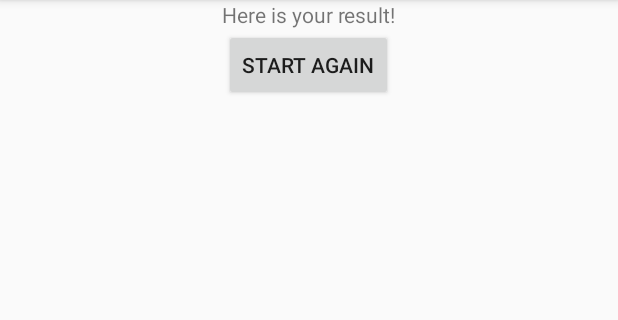
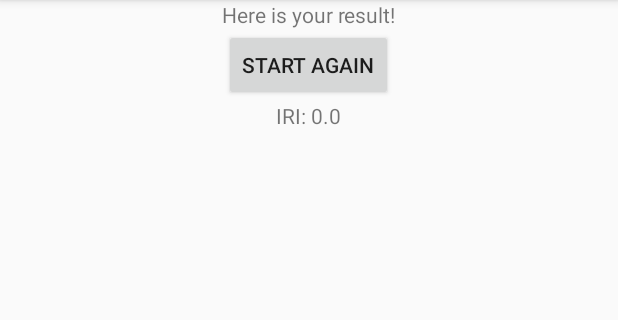
Before and after one commit to ssrahn/BycicMeasure, an Android app: the ResultActivity screen opened directly, with no data from a screen before it, on a phone screen of 412 x 824 dp, the part 84-404 px from its top. Run offline under Robolectric (Android 15) with nearby library versions, the phone set to English and light mode, and no system bars; 3 statements that could not run were skipped.

Commit message:
Calculating IRI and few tweaks

```diff
--- a/app/src/main/java/com/example/bycicmeasure/CalibrateActivity.java
+++ b/app/src/main/java/com/example/bycicmeasure/CalibrateActivity.java
@@ -9,7 +9,6 @@ import android.hardware.SensorEventListener;
 import android.hardware.SensorManager;
 import android.os.Bundle;
 import android.preference.PreferenceManager;
-import android.util.Log;
 import android.view.View;
 import android.widget.Button;
 import android.widget.TextView;
@@ -62,7 +61,6 @@ public class CalibrateActivity extends AppCompatActivity implements SensorEventL
                     calibrating = true;
                     startTime = System.currentTimeMillis();
                 }
-
             }
         });
 
--- a/app/src/main/java/com/example/bycicmeasure/ResultActivity.java
+++ b/app/src/main/java/com/example/bycicmeasure/ResultActivity.java
@@ -1,11 +1,16 @@
 package com.example.bycicmeasure;
 
 import android.content.Intent;
+import android.location.Location;
 import android.os.Bundle;
+import android.util.Log;
 import android.view.View;
 import android.widget.Button;
+import android.widget.TextView;
 
 import androidx.appcompat.app.AppCompatActivity;
+
+import java.util.ArrayList;
 
 public class ResultActivity extends AppCompatActivity {
 
@@ -13,6 +18,18 @@ public class ResultActivity extends AppCompatActivity {
     protected void onCreate(Bundle savedInstanceState) {
         super.onCreate(savedInstanceState);
         setContentView(R.layout.activity_result);
+
+        ArrayList<Double> accList = (ArrayList<Double>) getIntent().getSerializableExtra("AccelerationList");
+        ArrayList<Double> accTList = (ArrayList<Double>) getIntent().getSerializableExtra("AccelerationTimesList");
+        ArrayList<Location> locations = (ArrayList<Location>) getIntent().getSerializableExtra("LocationList");
+        accTList.add(0, 0.0);
+
+        double iri = approxIRI(accList, accTList, locations);
+
+        TextView iriText = findViewById(R.id.iri_text);
+        iriText.setText("IRI: " + iri);
+
+        Log.d("IRI", iri + "");
 
         Button againButton = findViewById(R.id.again);
         againButton.setOnClickListener(new View.OnClickListener() {
@@ -24,4 +41,22 @@ public class ResultActivity extends AppCompatActivity {
             }
         });
     }
+
+    private double approxIRI(ArrayList<Double> acc, ArrayList<Double> times, ArrayList<Location> locations) {
+
+        double iri = 0;
+        for (int i=0; i < acc.size(); i++) {
+            iri += 0.5 * Math.abs(acc.get(i)) * Math.pow(times.get(i+1) - times.get(i), 2);
+        }
+
+        double distance = 0;
+        for (int i=0; i < locations.size()-1; i++) {
+            distance += locations.get(i).distanceTo(locations.get(i+1));
+        }
+
+        if (distance == 0) {
+            return 0;
+        }
+        return iri/distance;
+    }
 }
--- a/app/src/main/res/layout/activity_result.xml
+++ b/app/src/main/res/layout/activity_result.xml
@@ -13,4 +13,9 @@
         android:layout_height="wrap_content"
         android:layout_gravity="center_horizontal"
         android:text="Start again" />
+    <TextView android:id="@+id/iri_text"
+        android:layout_width="wrap_content"
+        android:layout_height="wrap_content"
+        android:layout_gravity="center_horizontal"
+        android:text="" />
 </LinearLayout>
```
Also changed, not shown: app/src/main/java/com/example/bycicmeasure/MapActivity.java (+25 -23 lines), app/src/main/res/layout/activity_map.xml (+6 -5 lines).
